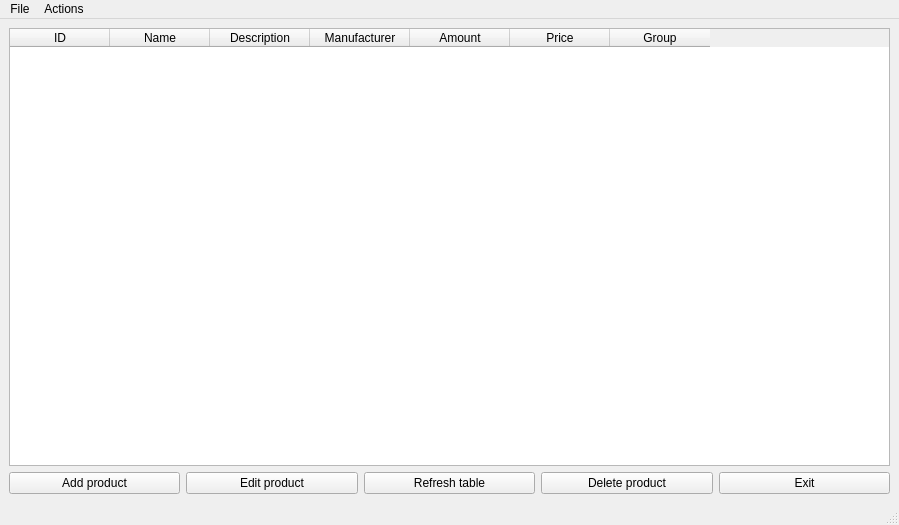
M-Bell/Client-Server-GUI, file mainwindow.ui: the form before one commit.
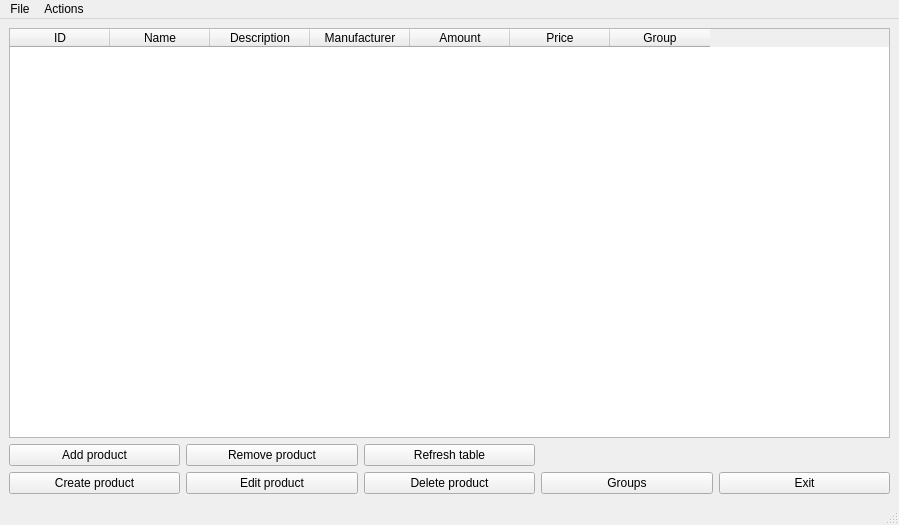
The form after the commit.

Commit message: Added groups window

```diff
--- a/mainwindow.ui
+++ b/mainwindow.ui
@@ -15,7 +15,66 @@
   </property>
   <widget class="QWidget" name="centralwidget">
    <layout class="QGridLayout" name="gridLayout">
-    <item row="0" column="0">
+    <item row="4" column="5">
+     <widget class="QPushButton" name="exit_button">
+      <property name="text">
+       <string>Exit</string>
+      </property>
+     </widget>
+    </item>
+    <item row="1" column="3">
+     <layout class="QHBoxLayout" name="horizontalLayout"/>
+    </item>
+    <item row="4" column="4">
+     <widget class="QPushButton" name="groups_menu_button">
+      <property name="text">
+       <string>Groups</string>
+      </property>
+     </widget>
+    </item>
+    <item row="2" column="3">
+     <widget class="QPushButton" name="update_table_button">
+      <property name="text">
+       <string>Refresh table</string>
+      </property>
+     </widget>
+    </item>
+    <item row="4" column="3">
+     <widget class="QPushButton" name="delete_product_button">
+      <property name="text">
+       <string>Delete product</string>
+      </property>
+     </widget>
+    </item>
+    <item row="2" column="2">
+     <widget class="QPushButton" name="remove_some_product">
+      <property name="text">
+       <string>Remove product</string>
+      </property>
+     </widget>
+    </item>
+    <item row="4" column="2">
+     <widget class="QPushButton" name="read_product_button">
+      <property name="text">
+       <string>Edit product</string>
+      </property>
+     </widget>
+    </item>
+    <item row="2" column="1">
+     <widget class="QPushButton" name="add_some_product">
+      <property name="text">
+       <string>Add product</string>
+      </property>
+     </widget>
+    </item>
+    <item row="4" column="1">
+     <widget class="QPushButton" name="add_product_button">
+      <property name="text">
+       <string>Create product</string>
+      </property>
+     </widget>
+    </item>
+    <item row="0" column="1" colspan="5">
      <widget class="QTableWidget" name="storage_table">
       <property name="editTriggers">
        <set>QAbstractItemView::NoEditTriggers</set>
@@ -66,45 +125,6 @@
       </column>
      </widget>
     </item>
-    <item row="1" column="0">
-     <layout class="QHBoxLayout" name="horizontalLayout">
-      <item>
-       <widget class="QPushButton" name="add_product_button">
-        <property name="text">
-         <string>Add product</string>
-        </property>
-       </widget>
-      </item>
-      <item>
-       <widget class="QPushButton" name="read_product_button">
-        <property name="text">
-         <string>Edit product</string>
-        </property>
-       </widget>
-      </item>
-      <item>
-       <widget class="QPushButton" name="update_table_button">
-        <property name="text">
-         <string>Refresh table</string>
-        </property>
-       </widget>
-      </item>
-      <item>
-       <widget class="QPushButton" name="delete_product_button">
-        <property name="text">
-         <string>Delete product</string>
-        </property>
-       </widget>
-      </item>
-      <item>
-       <widget class="QPushButton" name="exit_button">
-        <property name="text">
-         <string>Exit</string>
-        </property>
-       </widget>
-      </item>
-     </layout>
-    </item>
    </layout>
   </widget>
   <widget class="QMenuBar" name="menubar">
```
The commit also changes 16 other files.
